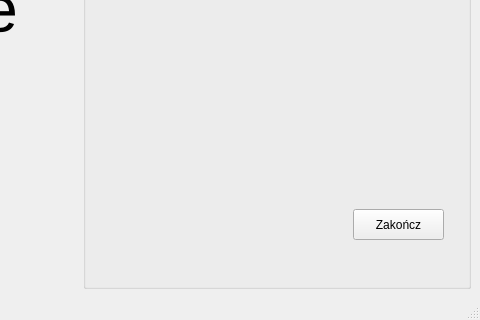
The window that welcome_window.ui (hjnowakowski/music-player) describes before a commit, drawn with Qt 5; both pictures show x 320 to 800 and y 280 to 600 of the 800 by 600 pixel window.
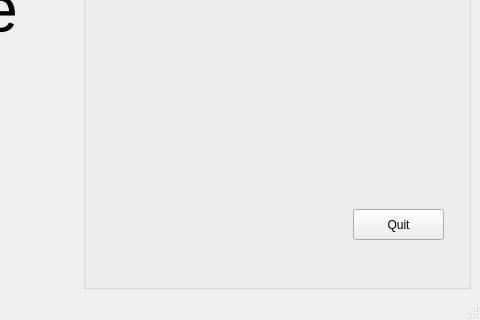
The same window after the commit. Icons and pictures are not drawn.

Patch:
```diff
--- a/welcome_window.ui
+++ b/welcome_window.ui
@@ -78,7 +78,7 @@
         <cursorShape>ArrowCursor</cursorShape>
        </property>
        <property name="text">
-        <string>Zakończ</string>
+        <string>Quit</string>
        </property>
       </widget>
      </widget>
```
Left out of the diff: 2 changed lines with no effect on the pictures.
